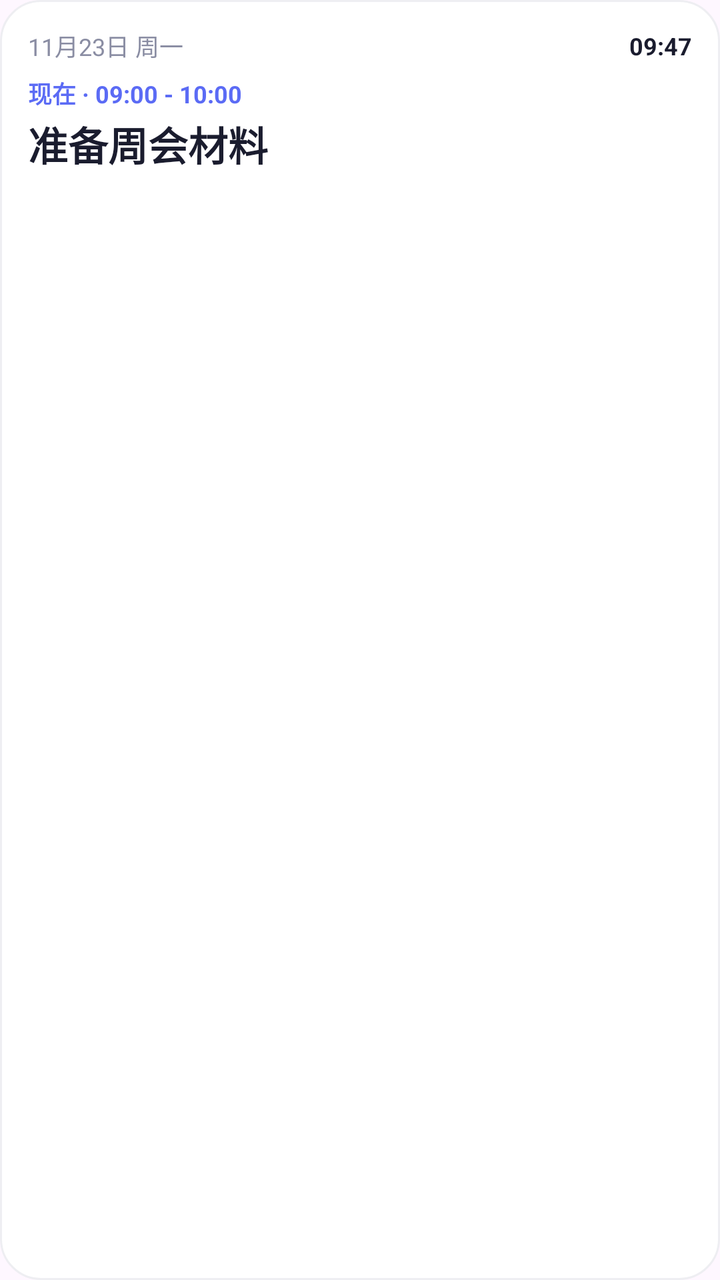
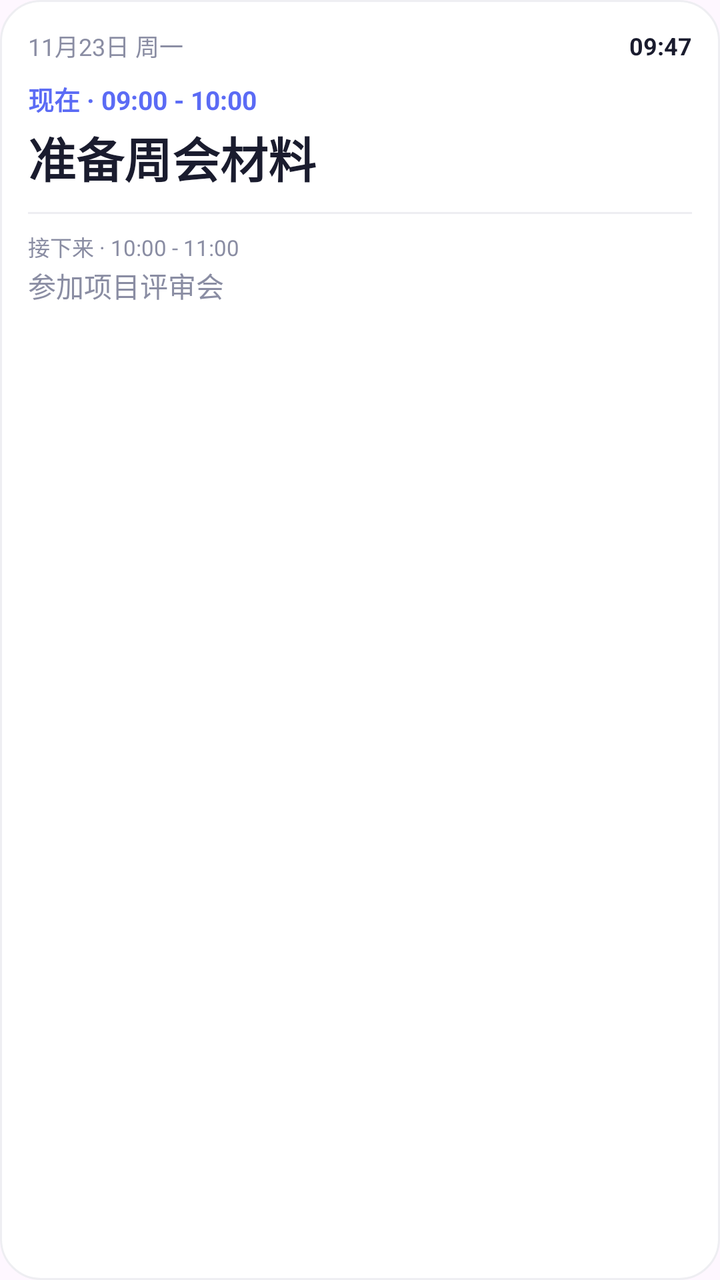

The first picture is an Android layout as it rendered before a commit; the second is the same layout after the commit. The layout source and the unified diff follow.
<!-- AndroidManifest.xml: application theme Theme.DailyTaskWidget -->
<!-- res/layout/widget_daily_task.xml -->
<?xml version="1.0" encoding="utf-8"?>
<LinearLayout xmlns:android="http://schemas.android.com/apk/res/android"
    android:id="@+id/widget_root"
    android:layout_width="match_parent"
    android:layout_height="match_parent"
    android:orientation="vertical"
    android:background="@drawable/widget_bg"
    android:padding="14dp">

    
    <LinearLayout
        android:layout_width="match_parent"
        android:layout_height="wrap_content"
        android:orientation="horizontal"
        android:gravity="center_vertical">

        <TextView
            android:id="@+id/tv_date"
            android:layout_width="0dp"
            android:layout_height="wrap_content"
            android:layout_weight="1"
            android:text="11月23日 周一"
            android:textColor="#8A8DA3"
            android:textSize="12sp" />

        <TextView
            android:id="@+id/tv_clock"
            android:layout_width="wrap_content"
            android:layout_height="wrap_content"
            android:text="09:47"
            android:textColor="#1A1C2E"
            android:textSize="12sp"
            android:textStyle="bold" />
    </LinearLayout>

    
    <TextView
        android:id="@+id/tv_now_label"
        android:layout_width="wrap_content"
        android:layout_height="wrap_content"
        android:layout_marginTop="6dp"
        android:text="现在 · 09:00 - 10:00"
        android:textColor="#5B6BF5"
        android:textSize="12sp"
        android:textStyle="bold" />

    
    <TextView
        android:id="@+id/tv_task"
        android:layout_width="match_parent"
        android:layout_height="wrap_content"
        android:layout_marginTop="2dp"
        android:text="准备周会材料"
        android:textColor="#1A1C2E"
        android:textSize="20sp"
        android:textStyle="bold"
        android:maxLines="2"
        android:ellipsize="end" />

</LinearLayout>
<!-- resources referenced by this layout -->
<resources>
  <!-- drawable widget_bg (drawable) -->
  <?xml version="1.0" encoding="utf-8"?>
  <shape xmlns:android="http://schemas.android.com/apk/res/android"
      android:shape="rectangle">
      <solid android:color="#FFFFFF" />
      <corners android:radius="20dp" />
      <stroke
          android:width="1dp"
          android:color="#EEEEF2" />
  </shape>
  <style name="Theme.DailyTaskWidget" parent="Theme.Material3.DayNight.NoActionBar">
          <item name="colorPrimary">@color/primary</item>
          <item name="android:statusBarColor">@color/background</item>
          <item name="android:windowLightStatusBar">true</item>
      </style>
  <color name="primary">#5B6BF5</color>
  <color name="background">#F5F6FA</color>
</resources>

<!-- the commit's change to res/layout/widget_daily_task.xml (unified diff, before → after) -->
@@ -38,13 +38,12 @@
         android:id="@+id/tv_now_label"
         android:layout_width="wrap_content"
         android:layout_height="wrap_content"
-        android:layout_marginTop="6dp"
+        android:layout_marginTop="8dp"
         android:text="现在 · 09:00 - 10:00"
         android:textColor="#5B6BF5"
-        android:textSize="12sp"
+        android:textSize="13sp"
         android:textStyle="bold" />
 
-    
     <TextView
         android:id="@+id/tv_task"
         android:layout_width="match_parent"
@@ -52,9 +51,37 @@
         android:layout_marginTop="2dp"
         android:text="准备周会材料"
         android:textColor="#1A1C2E"
-        android:textSize="20sp"
+        android:textSize="24sp"
         android:textStyle="bold"
         android:maxLines="2"
         android:ellipsize="end" />
 
+    
+    <View
+        android:layout_width="match_parent"
+        android:layout_height="1dp"
+        android:layout_marginTop="10dp"
+        android:background="#EEEEF2" />
+
+    
+    <TextView
+        android:id="@+id/tv_next_label"
+        android:layout_width="wrap_content"
+        android:layout_height="wrap_content"
+        android:layout_marginTop="8dp"
+        android:text="接下来 · 10:00 - 11:00"
+        android:textColor="#8A8DA3"
+        android:textSize="11sp" />
+
+    <TextView
+        android:id="@+id/tv_next_task"
+        android:layout_width="match_parent"
+        android:layout_height="wrap_content"
+        android:layout_marginTop="1dp"
+        android:text="参加项目评审会"
+        android:textColor="#8A8DA3"
+        android:textSize="14sp"
+        android:maxLines="2"
+        android:ellipsize="end" />
+
 </LinearLayout>
